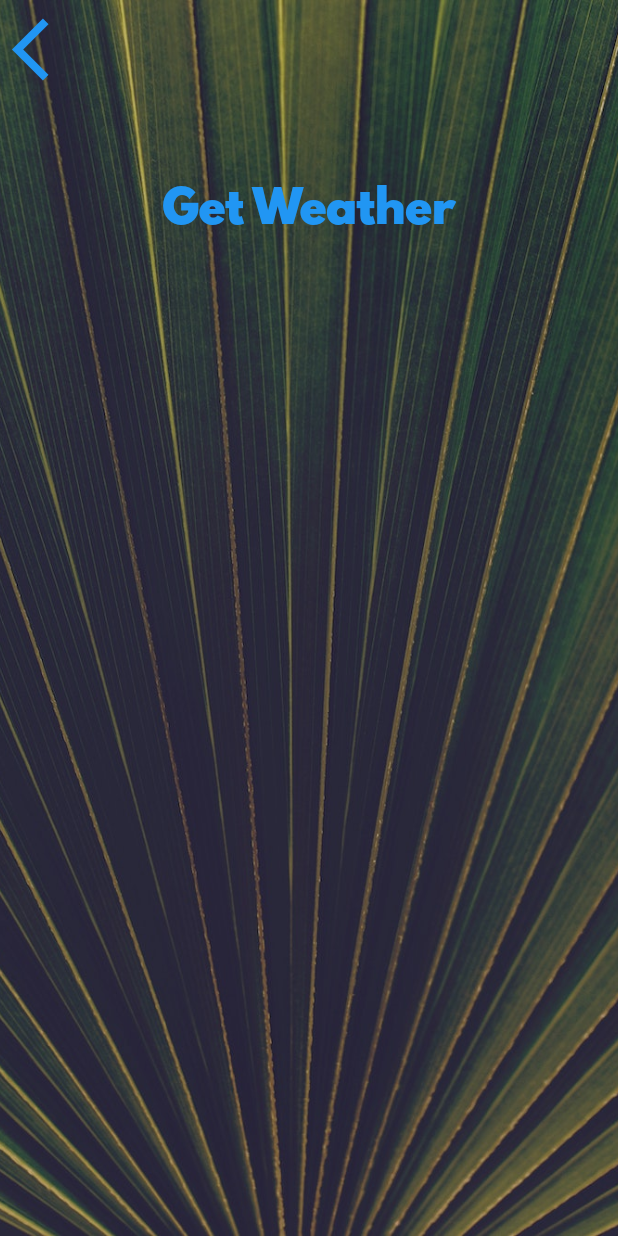
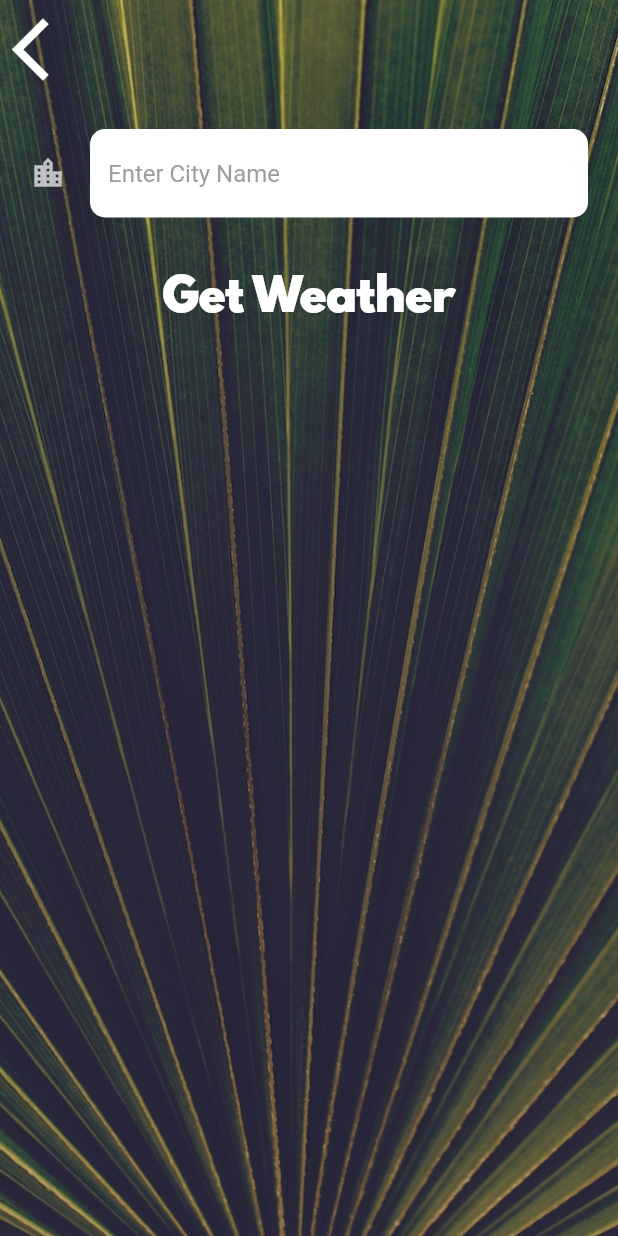
Before and after one commit to karadanay7/weather-app-flutter, a Flutter app: the CityScreen screen opened directly, on a phone screen of 412 x 824 dp. Run offline on Flutter 3.47's test engine with Material 2 defaults, Android fonts, the phone set to English and light mode, and no system bars; our stand-ins replace flutter_spinkit, geolocator.

Commit message:
completed project

```diff
--- a/lib/screens/city_screen.dart
+++ b/lib/screens/city_screen.dart
@@ -9,6 +9,7 @@ class CityScreen extends StatefulWidget {
 }
 
 class _CityScreenState extends State<CityScreen> {
+  late String cityName;
   @override
   Widget build(BuildContext context) {
     return Scaffold(
@@ -19,26 +20,39 @@ class _CityScreenState extends State<CityScreen> {
             fit: BoxFit.cover,
           ),
         ),
-        constraints:const BoxConstraints.expand(),
+        constraints: const BoxConstraints.expand(),
         child: SafeArea(
           child: Column(
             children: <Widget>[
               Align(
                 alignment: Alignment.topLeft,
                 child: TextButton(
-                  onPressed: () {},
+                  onPressed: () {
+                    Navigator.pop(context);
+                  },
                   child: const Icon(
                     Icons.arrow_back_ios,
                     size: 50.0,
+                    color: Colors.white,
                   ),
                 ),
               ),
               Container(
                 padding: const EdgeInsets.all(20.0),
-                child: null,
+                child:  TextField(
+                  style: const TextStyle(
+                    color: Colors.black,
+                  ),
+                  decoration: kTextFieldInputDecoration,
+                  onChanged: (value){
+                    cityName = value;
+                  },
+                ),
               ),
-             TextButton(
-                onPressed: () {},
+              TextButton(
+                onPressed: () {
+                  Navigator.pop(context, cityName);
+                },
                 child: const Text(
                   'Get Weather',
                   style: kButtonTextStyle,
--- a/lib/services/networking.dart
+++ b/lib/services/networking.dart
@@ -4,7 +4,7 @@ import 'dart:convert';
 class NetworkHelper {
   final Uri uri;
 
-  NetworkHelper({required this.uri});
+  NetworkHelper({ required this.uri});
 
   Future<Map<String, dynamic>> getData() async {
     var response = await http.get(uri);
--- a/lib/utilities/constants.dart
+++ b/lib/utilities/constants.dart
@@ -13,8 +13,26 @@ const kMessageTextStyle = TextStyle(
 const kButtonTextStyle = TextStyle(
   fontSize: 30.0,
   fontFamily: 'Spartan MB',
+  color: Colors.white,
 );
 
 const kConditionTextStyle = TextStyle(
   fontSize: 100.0,
 );
+
+
+const kTextFieldInputDecoration = InputDecoration(
+  filled: true,
+  fillColor: Colors.white,
+  icon: Icon(Icons.location_city),
+  hintText: 'Enter City Name',
+  hintStyle: TextStyle(
+    color: Colors.grey,
+  ),
+  border: OutlineInputBorder(
+    borderRadius: BorderRadius.all(
+      Radius.circular(10),
+    ),
+    borderSide: BorderSide.none,
+  ),
+);
--- a/pubspec.yaml
+++ b/pubspec.yaml
@@ -37,6 +37,7 @@ dependencies:
   cupertino_icons: ^1.0.2
   geolocator: ^10.1.0
   http: ^1.1.0
+  flutter_spinkit: ^5.2.0
 
 dev_dependencies:
   flutter_test:
```
Also changed, not shown: lib/screens/loading_screen.dart (+17 -27 lines), lib/screens/location_screen.dart (+65 -13 lines), lib/services/weather.dart (added, +78 -0 lines), pubspec.lock.
